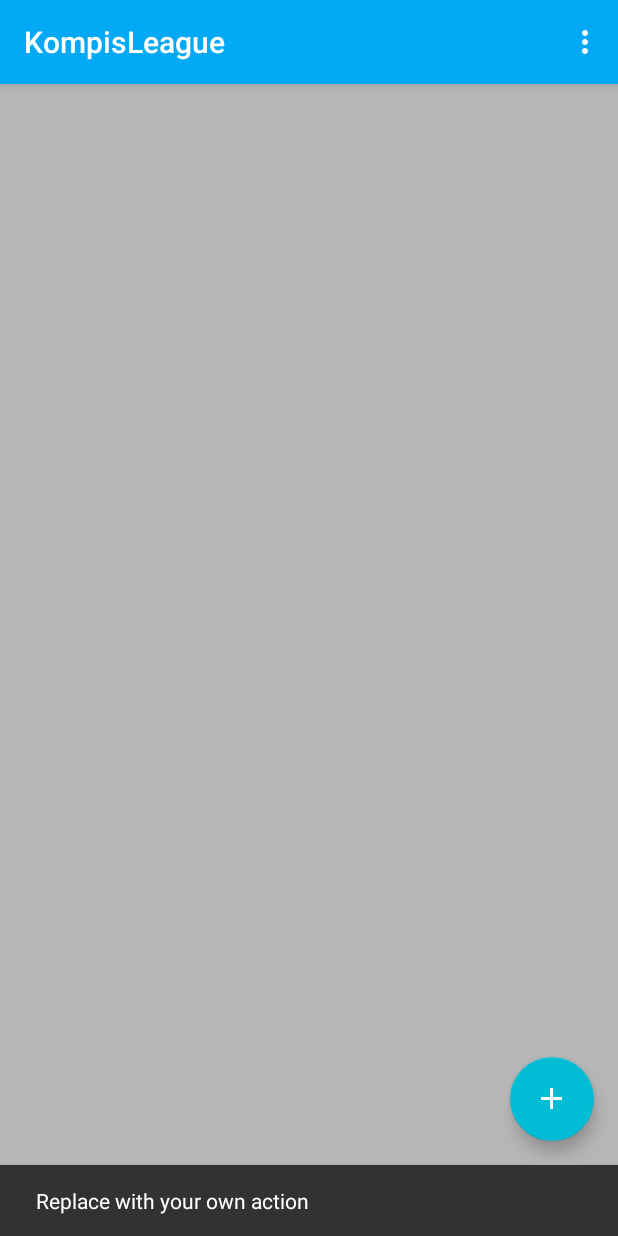
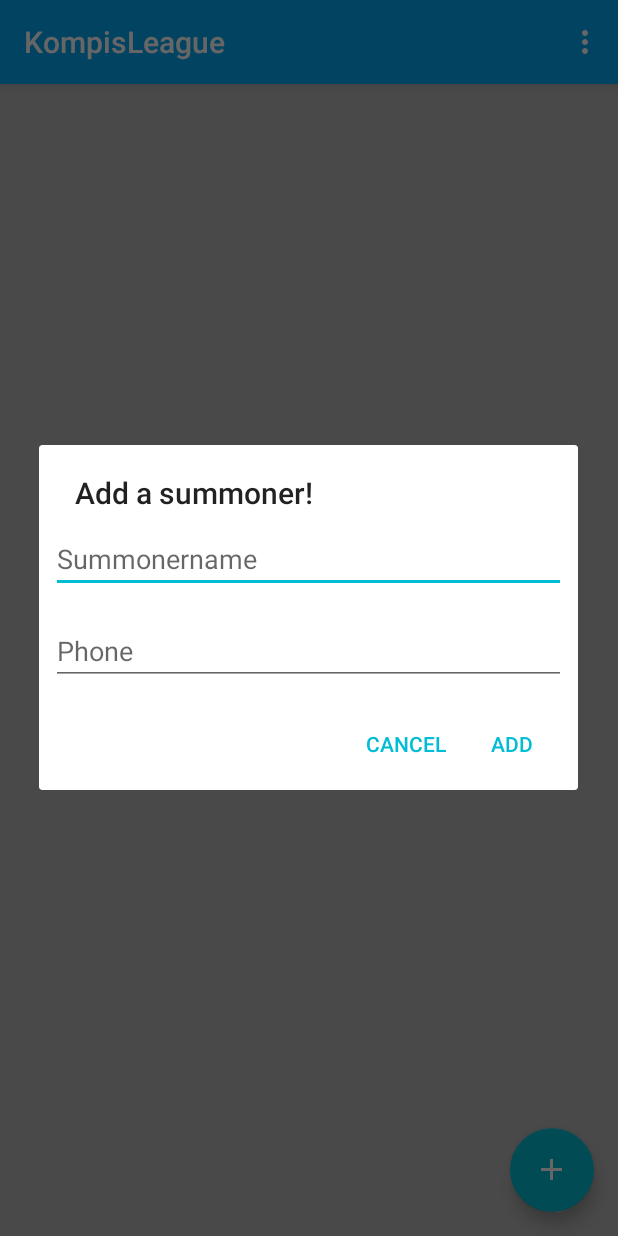
Before and after one commit to Felixaa/KompisLeague, an Android app: the screen it shows after launch (MainActivity), after a tap on an icon or button, on a phone screen of 412 x 824 dp. Run offline under Robolectric (Android 15) with nearby library versions, the phone set to English and light mode, and no system bars; 4 statements that could not run were skipped.

Commit message:
Added dialog for adding a new summoner

```diff
--- /dev/null
+++ b/app/src/main/java/no/aardal/kompisleague/views/AddFriendDialog.java
@@ -0,0 +1,43 @@
+package no.aardal.kompisleague.views;
+
+import android.app.Dialog;
+import android.content.DialogInterface;
+import android.os.Bundle;
+import android.support.v7.app.AlertDialog;
+import android.support.v7.app.AppCompatDialogFragment;
+import android.view.LayoutInflater;
+import android.widget.Toast;
+
+import no.aardal.kompisleague.R;
+
+/**
+ * Created by chrisaardal on 27/10/15.
+ */
+public class AddFriendDialog extends AppCompatDialogFragment {
+
+    @Override
+    public Dialog onCreateDialog(Bundle savedInstanceState) {
+        AlertDialog.Builder builder = new AlertDialog.Builder(getActivity());
+
+        LayoutInflater inflater = getActivity().getLayoutInflater();
+
+
+        builder.setView(inflater.inflate(R.layout.dialog_addfriend, null))
+                .setPositiveButton("Add", new DialogInterface.OnClickListener() {
+                    @Override
+                    public void onClick(DialogInterface dialog, int which) {
+
+                    }
+                })
+                .setNegativeButton("Cancel", new DialogInterface.OnClickListener() {
+                    @Override
+                    public void onClick(DialogInterface dialog, int which) {
+
+                    }
+                })
+                .setTitle("Add a summoner!");
+
+        return builder.create();
+    }
+
+}
--- a/app/src/main/java/no/aardal/kompisleague/views/MainActivity.java
+++ b/app/src/main/java/no/aardal/kompisleague/views/MainActivity.java
@@ -58,8 +58,8 @@ public class MainActivity extends AppCompatActivity {
         fab.setOnClickListener(new View.OnClickListener() {
             @Override
             public void onClick(View view) {
-                Snackbar.make(view, "Replace with your own action", Snackbar.LENGTH_LONG)
-                        .setAction("Action", null).show();
+                AddFriendDialog addFriend = new AddFriendDialog();
+                addFriend.show(getSupportFragmentManager(), "addFriend");
             }
         });
 
--- /dev/null
+++ b/app/src/main/res/layout/dialog_addfriend.xml
@@ -0,0 +1,17 @@
+<?xml version="1.0" encoding="utf-8"?>
+<LinearLayout xmlns:android="http://schemas.android.com/apk/res/android"
+    android:orientation="vertical"
+    android:layout_width="wrap_content"
+    android:layout_height="wrap_content">
+    <EditText
+        android:layout_width="match_parent"
+        android:layout_height="wrap_content"
+        android:layout_margin="8dp"
+        android:hint="Summonername"/>
+    <EditText
+        android:layout_width="match_parent"
+        android:layout_height="wrap_content"
+        android:layout_margin="8dp"
+        android:hint="Phone"/>
+
+</LinearLayout>
```
